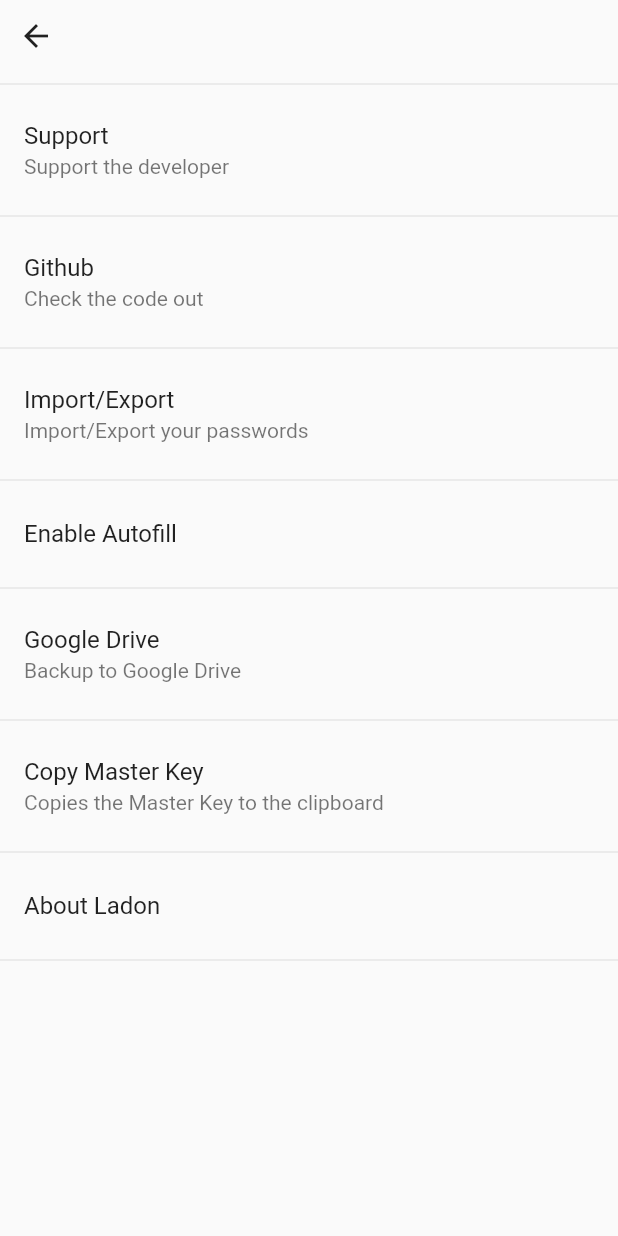
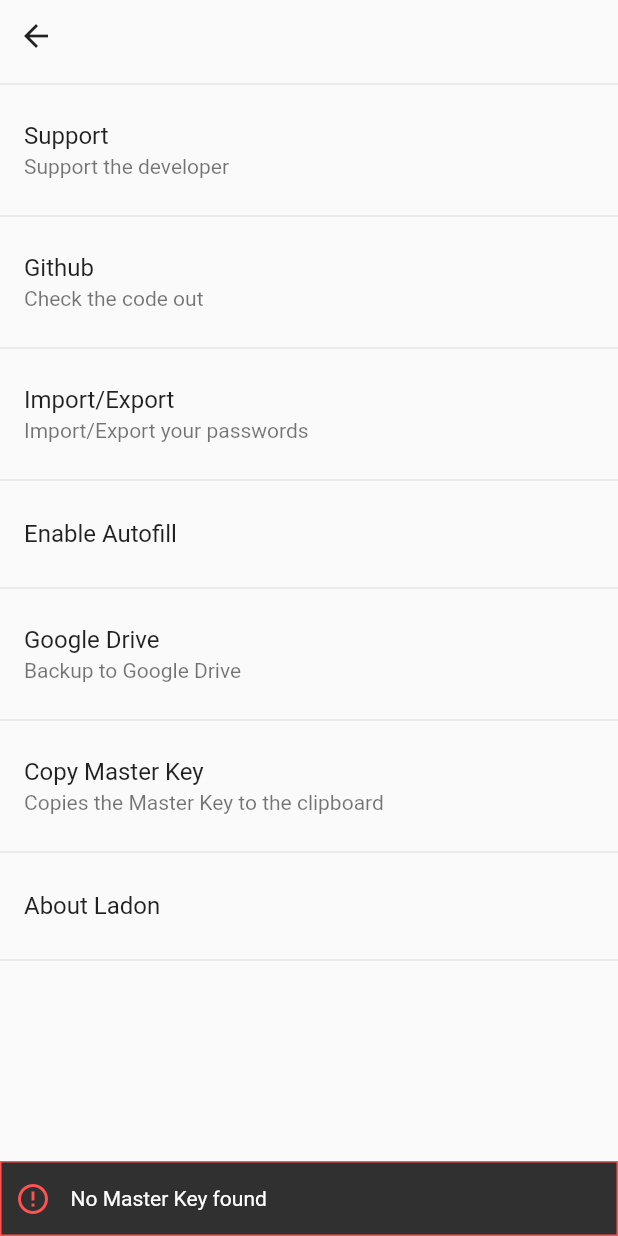
Before and after one commit to Flajt/Ladon, a Flutter app: the SettingsPage screen opened by its route, after a tap on "Copy Master Key", on a phone screen of 412 x 824 dp. Run offline on Flutter 3.47's test engine with Material 2 defaults, Android fonts, the phone set to English and light mode, and no system bars; our stand-ins replace another_flushbar, bloc, cached_network_image, equatable, file_picker, flutter_bloc and 8 more; missing offline and left inert: biometric_storage, drive_helper, flutter_autofill_service, flutter_donation_buttons, hawk_fab_menu, mobile_scanner and 3 more; accounts and stored records are empty.

```diff
--- a/ladon/lib/pages/SettingsPage.dart
+++ b/ladon/lib/pages/SettingsPage.dart
@@ -82,6 +82,13 @@ class SettingsPage extends StatelessWidget {
           subtitle: const Text("Copies the Master Key to the clipboard"),
           onTap: () async {
             String? pw = await MasterKeyStorageLogic().getMasterKey();
+            if (pw == null) {
+              // ignore: use_build_context_synchronously
+              FailureNotification(
+                      message: "No Master Key found", context: context)
+                  .show(context);
+              return;
+            }
             Clipboard.setData(ClipboardData(text: pw));
             // ignore: use_build_context_synchronously
             SuccessNotification(
```
